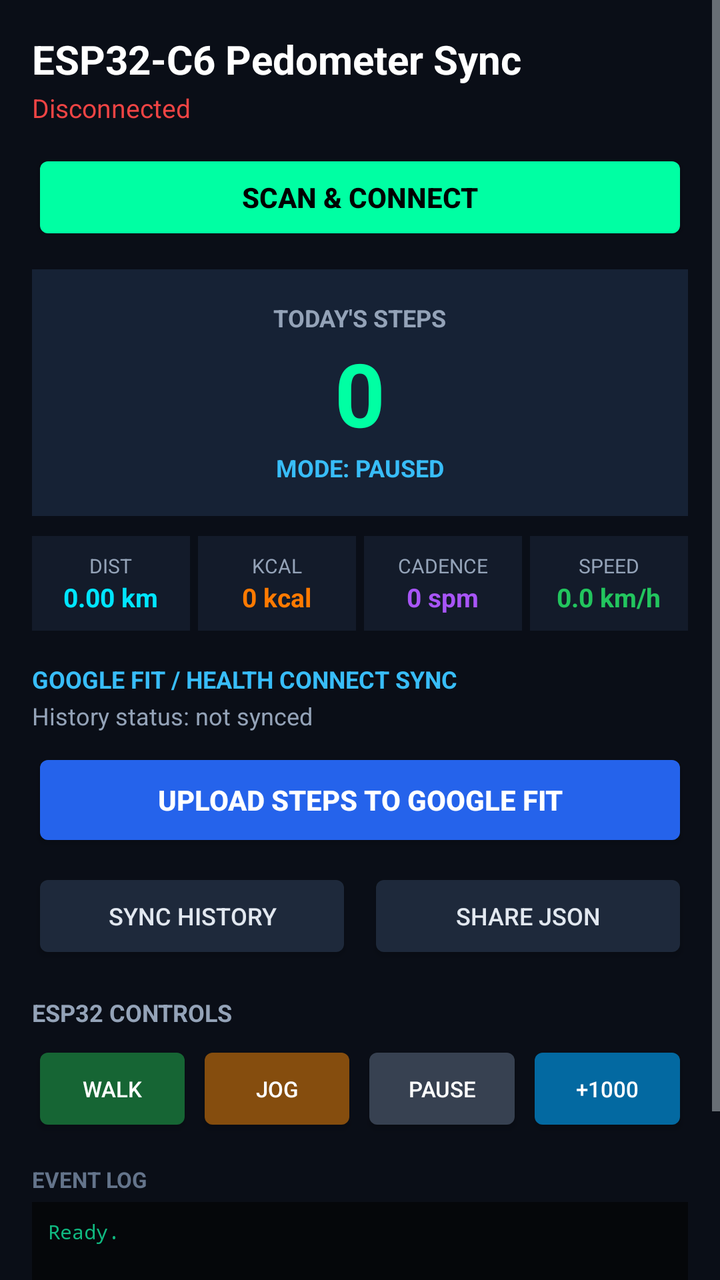
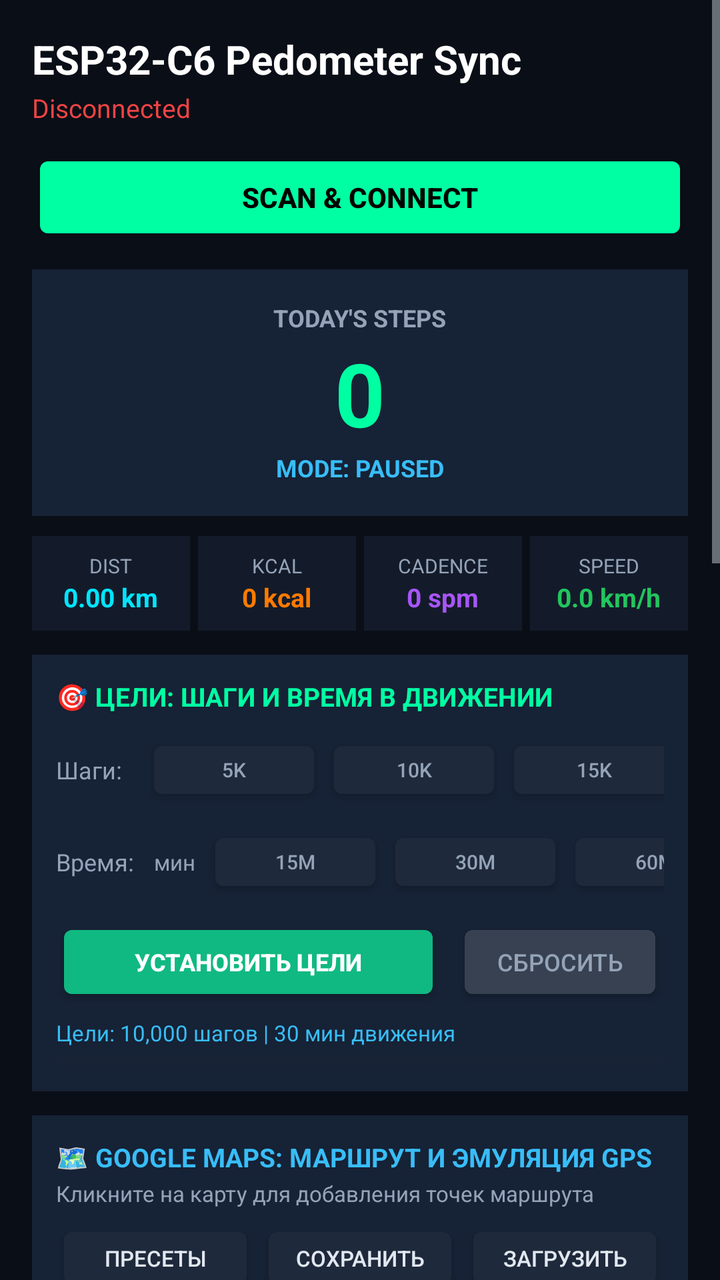

The first picture is an Android layout as it rendered before a commit; the second is the same layout after the commit. The layout source and the unified diff follow.
<!-- AndroidManifest.xml: application theme android:Theme.DeviceDefault.NoActionBar -->
<!-- res/layout/activity_main.xml -->
<?xml version="1.0" encoding="utf-8"?>
<ScrollView xmlns:android="http://schemas.android.com/apk/res/android"
    android:layout_width="match_parent"
    android:layout_height="match_parent"
    android:background="#0A0E17"
    android:fillViewport="true">

    <LinearLayout
        android:layout_width="match_parent"
        android:layout_height="wrap_content"
        android:orientation="vertical"
        android:padding="16dp">

        
        <TextView
            android:id="@+id/tvTitle"
            android:layout_width="wrap_content"
            android:layout_height="wrap_content"
            android:text="ESP32-C6 Pedometer Sync"
            android:textColor="#FFFFFF"
            android:textSize="20sp"
            android:textStyle="bold" />

        <TextView
            android:id="@+id/tvStatus"
            android:layout_width="wrap_content"
            android:layout_height="wrap_content"
            android:text="Disconnected"
            android:textColor="#EF4444"
            android:layout_marginTop="2dp"
            android:textSize="13sp" />

        
        <Button
            android:id="@+id/btnConnect"
            android:layout_width="match_parent"
            android:layout_height="48dp"
            android:text="Scan &amp; Connect"
            android:backgroundTint="#00FFA3"
            android:textColor="#000000"
            android:textStyle="bold"
            android:layout_marginTop="12dp" />

        
        <LinearLayout
            android:layout_width="match_parent"
            android:layout_height="wrap_content"
            android:orientation="vertical"
            android:background="#162235"
            android:padding="16dp"
            android:gravity="center"
            android:layout_marginTop="12dp">

            <TextView
                android:layout_width="wrap_content"
                android:layout_height="wrap_content"
                android:text="TODAY'S STEPS"
                android:textColor="#94A3B8"
                android:textSize="12sp"
                android:textStyle="bold" />

            <TextView
                android:id="@+id/tvSteps"
                android:layout_width="wrap_content"
                android:layout_height="wrap_content"
                android:text="0"
                android:textColor="#00FFA3"
                android:textSize="44sp"
                android:textStyle="bold" />

            <TextView
                android:id="@+id/tvMode"
                android:layout_width="wrap_content"
                android:layout_height="wrap_content"
                android:text="MODE: PAUSED"
                android:textColor="#38BDF8"
                android:textSize="12sp"
                android:textStyle="bold" />
        </LinearLayout>

        
        <LinearLayout
            android:layout_width="match_parent"
            android:layout_height="wrap_content"
            android:orientation="horizontal"
            android:layout_marginTop="10dp"
            android:weightSum="4">

            <LinearLayout
                android:layout_width="0dp"
                android:layout_height="wrap_content"
                android:layout_weight="1"
                android:background="#131B2A"
                android:padding="8dp"
                android:orientation="vertical"
                android:gravity="center"
                android:layout_marginEnd="4dp">
                <TextView
                    android:layout_width="wrap_content"
                    android:layout_height="wrap_content"
                    android:text="DIST"
                    android:textColor="#94A3B8"
                    android:textSize="10sp"/>
                <TextView
                    android:id="@+id/tvDist"
                    android:layout_width="wrap_content"
                    android:layout_height="wrap_content"
                    android:text="0.00 km"
                    android:textColor="#00E5FF"
                    android:textSize="13sp"
                    android:textStyle="bold"/>
            </LinearLayout>

            <LinearLayout
                android:layout_width="0dp"
                android:layout_height="wrap_content"
                android:layout_weight="1"
                android:background="#131B2A"
                android:padding="8dp"
                android:orientation="vertical"
                android:gravity="center"
                android:layout_marginEnd="4dp">
                <TextView
                    android:layout_width="wrap_content"
                    android:layout_height="wrap_content"
                    android:text="KCAL"
                    android:textColor="#94A3B8"
                    android:textSize="10sp"/>
                <TextView
                    android:id="@+id/tvKcal"
                    android:layout_width="wrap_content"
                    android:layout_height="wrap_content"
                    android:text="0 kcal"
                    android:textColor="#FF7A00"
                    android:textSize="13sp"
                    android:textStyle="bold"/>
            </LinearLayout>

            <LinearLayout
                android:layout_width="0dp"
                android:layout_height="wrap_content"
                android:layout_weight="1"
                android:background="#131B2A"
                android:padding="8dp"
                android:orientation="vertical"
                android:gravity="center"
                android:layout_marginEnd="4dp">
                <TextView
                    android:layout_width="wrap_content"
                    android:layout_height="wrap_content"
                    android:text="CADENCE"
                    android:textColor="#94A3B8"
                    android:textSize="10sp"/>
                <TextView
                    android:id="@+id/tvCadence"
                    android:layout_width="wrap_content"
                    android:layout_height="wrap_content"
                    android:text="0 spm"
                    android:textColor="#A855F7"
                    android:textSize="13sp"
                    android:textStyle="bold"/>
            </LinearLayout>

            <LinearLayout
                android:layout_width="0dp"
                android:layout_height="wrap_content"
                android:layout_weight="1"
                android:background="#131B2A"
                android:padding="8dp"
                android:orientation="vertical"
                android:gravity="center">
                <TextView
                    android:layout_width="wrap_content"
                    android:layout_height="wrap_content"
                    android:text="SPEED"
                    android:textColor="#94A3B8"
                    android:textSize="10sp"/>
                <TextView
                    android:id="@+id/tvSpeed"
                    android:layout_width="wrap_content"
                    android:layout_height="wrap_content"
                    android:text="0.0 km/h"
                    android:textColor="#22C55E"
                    android:textSize="13sp"
                    android:textStyle="bold"/>
            </LinearLayout>
        </LinearLayout>

        
        <TextView
            android:layout_width="wrap_content"
            android:layout_height="wrap_content"
            android:text="GOOGLE FIT / HEALTH CONNECT SYNC"
            android:textColor="#38BDF8"
            android:textSize="12sp"
            android:textStyle="bold"
            android:layout_marginTop="16dp" />

        <TextView
            android:id="@+id/tvHistoryStatus"
            android:layout_width="wrap_content"
            android:layout_height="wrap_content"
            android:text="History status: not synced"
            android:textColor="#94A3B8"
            android:textSize="12sp"
            android:layout_marginTop="2dp" />

        
        <Button
            android:id="@+id/btnUploadGoogleFit"
            android:layout_width="match_parent"
            android:layout_height="52dp"
            android:text="Upload Steps to Google Fit"
            android:backgroundTint="#2563EB"
            android:textColor="#FFFFFF"
            android:textStyle="bold"
            android:textSize="14sp"
            android:layout_marginTop="8dp" />

        <LinearLayout
            android:layout_width="match_parent"
            android:layout_height="wrap_content"
            android:orientation="horizontal"
            android:layout_marginTop="8dp"
            android:weightSum="2">

            <Button
                android:id="@+id/btnSyncHistory"
                android:layout_width="0dp"
                android:layout_height="wrap_content"
                android:layout_weight="1"
                android:text="Sync History"
                android:backgroundTint="#1E293B"
                android:textColor="#E2E8F0"
                android:layout_marginEnd="4dp"
                android:textSize="12sp" />

            <Button
                android:id="@+id/btnExportJson"
                android:layout_width="0dp"
                android:layout_height="wrap_content"
                android:layout_weight="1"
                android:text="Share JSON"
                android:backgroundTint="#1E293B"
                android:textColor="#E2E8F0"
                android:layout_marginStart="4dp"
                android:textSize="12sp" />
        </LinearLayout>

        
        <TextView
            android:layout_width="wrap_content"
            android:layout_height="wrap_content"
            android:text="ESP32 CONTROLS"
            android:textColor="#94A3B8"
            android:textSize="12sp"
            android:textStyle="bold"
            android:layout_marginTop="16dp" />

        <LinearLayout
            android:layout_width="match_parent"
            android:layout_height="wrap_content"
            android:orientation="horizontal"
            android:layout_marginTop="6dp"
            android:weightSum="4">

            <Button
                android:id="@+id/btnWalk"
                android:layout_width="0dp"
                android:layout_height="wrap_content"
                android:layout_weight="1"
                android:text="Walk"
                android:backgroundTint="#166534"
                android:textColor="#FFFFFF"
                android:textSize="11sp"
                android:layout_marginEnd="2dp" />

            <Button
                android:id="@+id/btnJog"
                android:layout_width="0dp"
                android:layout_height="wrap_content"
                android:layout_weight="1"
                android:text="Jog"
                android:backgroundTint="#854D0E"
                android:textColor="#FFFFFF"
                android:textSize="11sp"
                android:layout_marginEnd="2dp" />

            <Button
                android:id="@+id/btnPause"
                android:layout_width="0dp"
                android:layout_height="wrap_content"
                android:layout_weight="1"
                android:text="Pause"
                android:backgroundTint="#374151"
                android:textColor="#FFFFFF"
                android:textSize="11sp"
                android:layout_marginEnd="2dp" />

            <Button
                android:id="@+id/btnAdd1000"
                android:layout_width="0dp"
                android:layout_height="wrap_content"
                android:layout_weight="1"
                android:text="+1000"
                android:backgroundTint="#0369A1"
                android:textColor="#FFFFFF"
                android:textSize="11sp" />
        </LinearLayout>

        
        <TextView
            android:layout_width="wrap_content"
            android:layout_height="wrap_content"
            android:text="EVENT LOG"
            android:textColor="#64748B"
            android:textSize="11sp"
            android:textStyle="bold"
            android:layout_marginTop="14dp" />

        <TextView
            android:id="@+id/tvConsoleLog"
            android:layout_width="match_parent"
            android:layout_height="120dp"
            android:background="#05070A"
            android:padding="8dp"
            android:textColor="#10B981"
            android:textSize="10sp"
            android:fontFamily="monospace"
            android:scrollbars="vertical"
            android:layout_marginTop="4dp"
            android:text="Ready." />

    </LinearLayout>
</ScrollView>
<!-- resources referenced by this layout -->
<resources>

</resources>

<!-- the commit's change to res/layout/activity_main.xml (unified diff, before → after) -->
@@ -184,6 +184,314 @@
                     android:textSize="13sp"
                     android:textStyle="bold"/>
             </LinearLayout>
+        </LinearLayout>
+
+        
+        <LinearLayout
+            android:layout_width="match_parent"
+            android:layout_height="wrap_content"
+            android:orientation="vertical"
+            android:background="#162235"
+            android:padding="12dp"
+            android:layout_marginTop="12dp">
+
+            <TextView
+                android:layout_width="wrap_content"
+                android:layout_height="wrap_content"
+                android:text="🎯 ЦЕЛИ: ШАГИ И ВРЕМЯ В ДВИЖЕНИИ"
+                android:textColor="#00FFA3"
+                android:textSize="13sp"
+                android:textStyle="bold" />
+
+            
+            <LinearLayout
+                android:layout_width="match_parent"
+                android:layout_height="wrap_content"
+                android:orientation="horizontal"
+                android:gravity="center_vertical"
+                android:layout_marginTop="8dp">
+
+                <TextView
+                    android:layout_width="wrap_content"
+                    android:layout_height="wrap_content"
+                    android:text="Шаги:"
+                    android:textColor="#94A3B8"
+                    android:textSize="12sp"
+                    android:layout_marginEnd="8dp" />
+
+                <EditText
+                    android:id="@+id/etTargetSteps"
+                    android:layout_width="0dp"
+                    android:layout_height="40dp"
+                    android:layout_weight="1"
+                    android:background="#0A0E17"
+                    android:textColor="#FFFFFF"
+                    android:textSize="14sp"
+                    android:inputType="number"
+                    android:text="10000"
+                    android:paddingStart="8dp"
+                    android:paddingEnd="8dp" />
+
+                <Button
+                    android:id="@+id/btnQuick5k"
+                    android:layout_width="wrap_content"
+                    android:layout_height="36dp"
+                    android:text="5K"
+                    android:textSize="10sp"
+                    android:backgroundTint="#1E293B"
+                    android:textColor="#94A3B8"
+                    android:layout_marginStart="4dp" />
+
+                <Button
+                    android:id="@+id/btnQuick10k"
+                    android:layout_width="wrap_content"
+                    android:layout_height="36dp"
+                    android:text="10K"
+                    android:textSize="10sp"
+                    android:backgroundTint="#1E293B"
+                    android:textColor="#94A3B8"
+                    android:layout_marginStart="2dp" />
+
+                <Button
+                    android:id="@+id/btnQuick15k"
+                    android:layout_width="wrap_content"
+                    android:layout_height="36dp"
+                    android:text="15K"
+                    android:textSize="10sp"
+                    android:backgroundTint="#1E293B"
+                    android:textColor="#94A3B8"
+                    android:layout_marginStart="2dp" />
+            </LinearLayout>
+
+            
+            <LinearLayout
+                android:layout_width="match_parent"
+                android:layout_height="wrap_content"
+                android:orientation="horizontal"
+                android:gravity="center_vertical"
+                android:layout_marginTop="6dp">
+
+                <TextView
+                    android:layout_width="wrap_content"
+                    android:layout_height="wrap_content"
+                    android:text="Время:"
+                    android:textColor="#94A3B8"
+                    android:textSize="12sp"
+                    android:layout_marginEnd="6dp" />
+
+                <EditText
+                    android:id="@+id/etTargetDurationMin"
+                    android:layout_width="0dp"
+                    android:layout_height="40dp"
+                    android:layout_weight="1"
+                    android:background="#0A0E17"
+                    android:textColor="#FFFFFF"
+                    android:textSize="14sp"
+                    android:inputType="number"
+                    android:text="30"
+                    android:paddingStart="8dp"
+                    android:paddingEnd="8dp" />
+
+                <TextView
+                    android:layout_width="wrap_content"
+                    android:layout_height="wrap_content"
+                    android:text="мин"
+                    android:textColor="#94A3B8"
+                    android:textSize="11sp"
+                    android:layout_marginStart="4dp"
+                    android:layout_marginEnd="4dp" />
+
+                <Button
+                    android:id="@+id/btnQuick15m"
+                    android:layout_width="wrap_content"
+                    android:layout_height="36dp"
+                    android:text="15м"
+                    android:textSize="10sp"
+                    android:backgroundTint="#1E293B"
+                    android:textColor="#94A3B8"
+                    android:layout_marginStart="2dp" />
+
+                <Button
+                    android:id="@+id/btnQuick30m"
+                    android:layout_width="wrap_content"
+                    android:layout_height="36dp"
+                    android:text="30м"
+                    android:textSize="10sp"
+                    android:backgroundTint="#1E293B"
+                    android:textColor="#94A3B8"
+                    android:layout_marginStart="2dp" />
+
+                <Button
+                    android:id="@+id/btnQuick60m"
+                    android:layout_width="wrap_content"
+                    android:layout_height="36dp"
+                    android:text="60м"
+                    android:textSize="10sp"
+                    android:backgroundTint="#1E293B"
+                    android:textColor="#94A3B8"
+                    android:layout_marginStart="2dp" />
+            </LinearLayout>
+
+            
+            <LinearLayout
+                android:layout_width="match_parent"
+                android:layout_height="wrap_content"
+                android:orientation="horizontal"
+                android:layout_marginTop="8dp"
+                android:weightSum="2">
+
+                <Button
+                    android:id="@+id/btnSetTargets"
+                    android:layout_width="0dp"
+                    android:layout_height="44dp"
+                    android:layout_weight="1.3"
+                    android:text="Установить цели"
+                    android:backgroundTint="#10B981"
+                    android:textColor="#FFFFFF"
+                    android:textStyle="bold"
+                    android:textSize="12sp"
+                    android:layout_marginEnd="4dp" />
+
+                <Button
+                    android:id="@+id/btnClearTargets"
+                    android:layout_width="0dp"
+                    android:layout_height="44dp"
+                    android:layout_weight="0.7"
+                    android:text="Сбросить"
+                    android:backgroundTint="#374151"
+                    android:textColor="#94A3B8"
+                    android:textSize="12sp"
+                    android:layout_marginStart="4dp" />
+            </LinearLayout>
+
+            
+            <TextView
+                android:id="@+id/tvTargetStatus"
+                android:layout_width="wrap_content"
+                android:layout_height="wrap_content"
+                android:text="Цели: 10,000 шагов | 30 мин движения"
+                android:textColor="#38BDF8"
+                android:textSize="11sp"
+                android:layout_marginTop="6dp" />
+
+            <ProgressBar
+                android:id="@+id/pbStepsTarget"
+                style="?android:attr/progressBarStyleHorizontal"
+                android:layout_width="match_parent"
+                android:layout_height="6dp"
+                android:progress="0"
+                android:max="100"
+                android:progressTint="#00FFA3"
+                android:progressBackgroundTint="#1E293B"
+                android:layout_marginTop="4dp" />
+        </LinearLayout>
+
+        
+        <LinearLayout
+            android:layout_width="match_parent"
+            android:layout_height="wrap_content"
+            android:orientation="vertical"
+            android:background="#162235"
+            android:padding="12dp"
+            android:layout_marginTop="12dp">
+
+            <TextView
+                android:layout_width="wrap_content"
+                android:layout_height="wrap_content"
+                android:text="🗺️ GOOGLE MAPS: МАРШРУТ И ЭМУЛЯЦИЯ GPS"
+                android:textColor="#38BDF8"
+                android:textSize="13sp"
+                android:textStyle="bold" />
+
+            <TextView
+                android:id="@+id/tvRouteInfo"
+                android:layout_width="wrap_content"
+                android:layout_height="wrap_content"
+                android:text="Кликните на карту для добавления точек маршрута"
+                android:textColor="#94A3B8"
+                android:textSize="11sp"
+                android:layout_marginTop="2dp" />
+
+            
+            <LinearLayout
+                android:layout_width="match_parent"
+                android:layout_height="wrap_content"
+                android:orientation="horizontal"
+                android:layout_marginTop="6dp"
+                android:weightSum="3">
+
+                <Button
+                    android:id="@+id/btnPresetRoutes"
+                    android:layout_width="0dp"
+                    android:layout_height="38dp"
+                    android:layout_weight="1"
+                    android:text="Пресеты"
+                    android:backgroundTint="#1E293B"
+                    android:textColor="#E2E8F0"
+                    android:textSize="11sp"
+                    android:layout_marginEnd="3dp" />
+
+                <Button
+                    android:id="@+id/btnSaveRoute"
+                    android:layout_width="0dp"
+                    android:layout_height="38dp"
+                    android:layout_weight="1"
+                    android:text="Сохранить"
+                    android:backgroundTint="#1E293B"
+                    android:textColor="#E2E8F0"
+                    android:textSize="11sp"
+                    android:layout_marginEnd="3dp" />
+
+                <Button
+                    android:id="@+id/btnLoadRoute"
+                    android:layout_width="0dp"
+                    android:layout_height="38dp"
+                    android:layout_weight="1"
+                    android:text="Загрузить"
+                    android:backgroundTint="#1E293B"
+                    android:textColor="#E2E8F0"
+                    android:textSize="11sp" />
+            </LinearLayout>
+
+            
+            <WebView
+                android:id="@+id/webViewMap"
+                android:layout_width="match_parent"
+                android:layout_height="250dp"
+                android:background="#0A0E17"
+                android:layout_marginTop="8dp" />
+
+            
+            <Button
+                android:id="@+id/btnToggleGps"
+                android:layout_width="match_parent"
+                android:layout_height="48dp"
+                android:text="▶ Запустить GPS Эмуляцию"
+                android:backgroundTint="#22C55E"
+                android:textColor="#FFFFFF"
+                android:textStyle="bold"
+                android:textSize="13sp"
+                android:layout_marginTop="8dp" />
+
+            
+            <TextView
+                android:id="@+id/tvGpsStatus"
+                android:layout_width="wrap_content"
+                android:layout_height="wrap_content"
+                android:text="GPS: Не активен (требуется фиктивное местоположение)"
+                android:textColor="#94A3B8"
+                android:textSize="11sp"
+                android:layout_marginTop="4dp" />
+
+            <Button
+                android:id="@+id/btnOpenDevSettings"
+                android:layout_width="match_parent"
+                android:layout_height="36dp"
+                android:text="⚙ Выбрать приложение для фиктивных локаций"
+                android:backgroundTint="#1E293B"
+                android:textColor="#38BDF8"
+                android:textSize="11sp"
+                android:layout_marginTop="4dp" />
         </LinearLayout>
 
         
